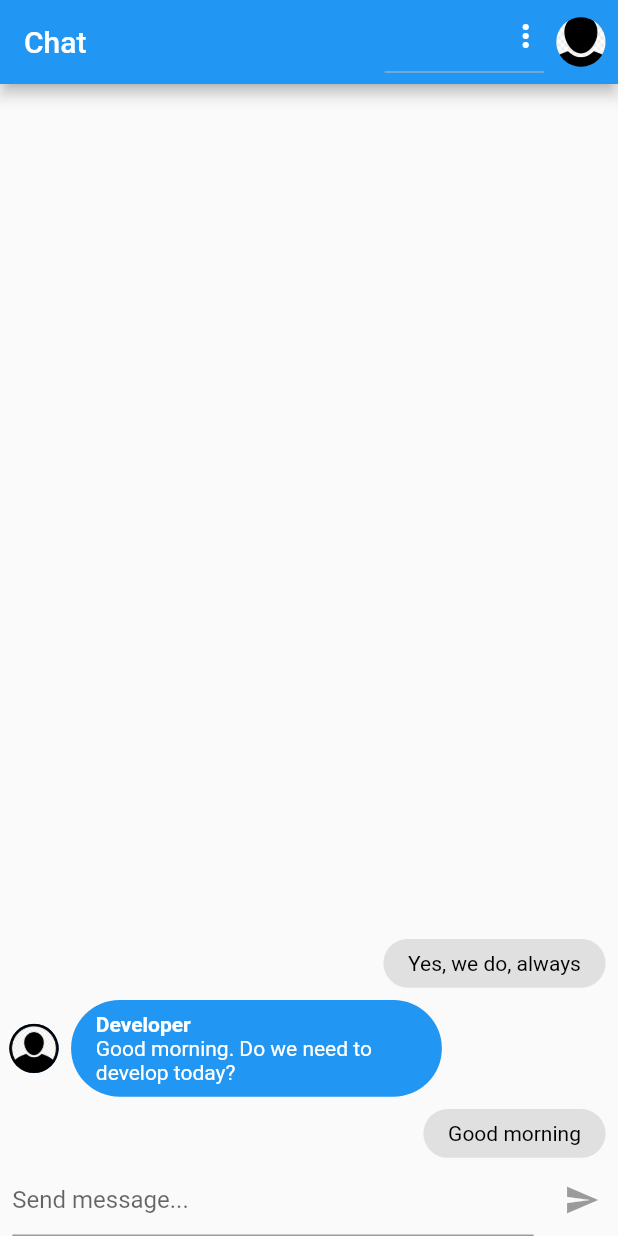
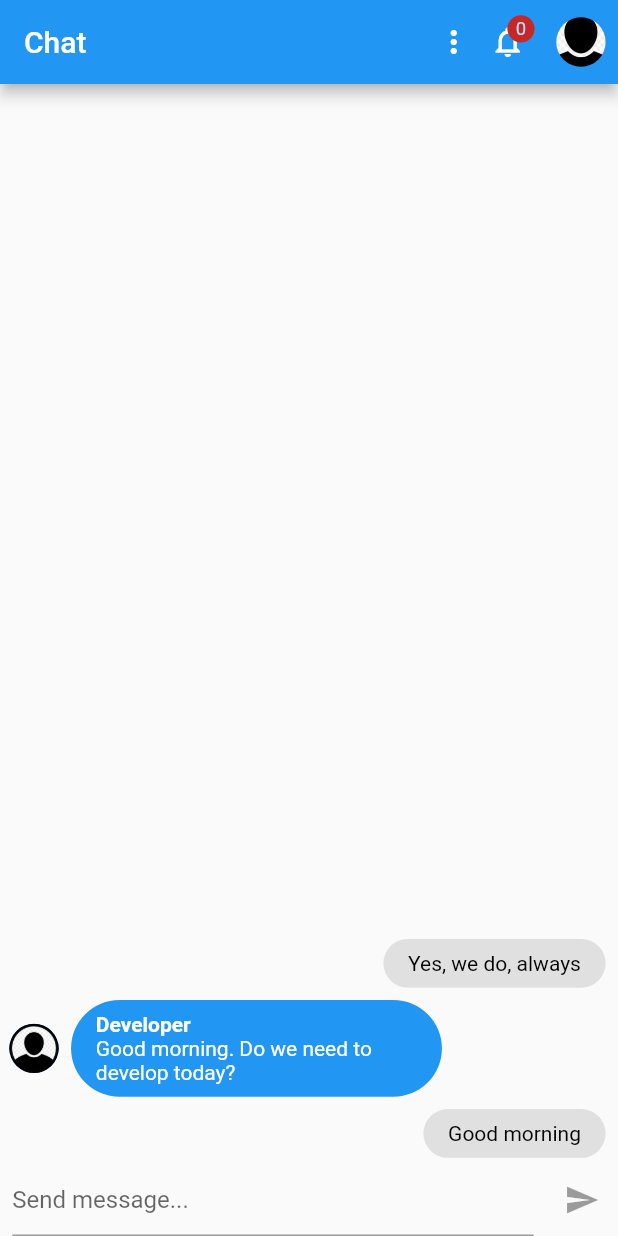
Before and after one commit to lucasribolli/flutter-chat, a Flutter app: the screen it shows after launch, on a phone screen of 412 x 824 dp. Run offline on Flutter 3.47's test engine with Material 2 defaults, Android fonts, the phone set to English and light mode, and no system bars; our stand-ins replace image_picker, sizer; accounts and stored records are empty.

Commit message:
start applying notification service

```diff
--- /dev/null
+++ b/lib/core/models/chat_notification.dart
@@ -0,0 +1,9 @@
+class ChatNotification {
+  final String title;
+  final String body;
+
+  ChatNotification({
+    required this.title,
+    required this.body,
+  });
+}
--- /dev/null
+++ b/lib/core/services/notification/chat_notification_service.dart
@@ -0,0 +1,30 @@
+import 'package:flutter/cupertino.dart';
+
+import 'package:chat/core/models/chat_notification.dart';
+
+class ChatNotificationService extends ChangeNotifier {
+  final List<ChatNotification> _items = [];
+
+  List<ChatNotification> get items {
+    return [
+      ..._items
+    ];
+  }
+
+  int get itemsCount {
+    return _items.length;
+  }
+
+  void add(ChatNotification notification) {
+    _items.add(notification);
+    notifyListeners();
+  }
+
+  void remove(int i) {
+    _items.removeAt(i);
+    notifyListeners();
+  }
+
+  @override
+  String toString() => 'ChatNotificationService(_items: $_items)';
+}
--- a/lib/main.dart
+++ b/lib/main.dart
@@ -1,5 +1,7 @@
+import 'package:chat/core/services/notification/chat_notification_service.dart';
 import 'package:chat/screens/pages/auth_or_app_page.dart';
 import 'package:flutter/material.dart';
+import 'package:provider/provider.dart';
 import 'package:sizer/sizer.dart';
 
 void main() {
@@ -13,13 +15,20 @@ class MyApp extends StatelessWidget {
   Widget build(BuildContext context) {
     return Sizer(
       builder: (context, orientation, deviceType) {
-        return MaterialApp(
-          title: 'Flutter Demo',
-          theme: ThemeData(
-            primarySwatch: Colors.blue,
+        return MultiProvider(
+          providers: [
+            ChangeNotifierProvider(
+              create: (_) => ChatNotificationService(),
+            )
+          ],
+          child: MaterialApp(
+            title: 'Flutter Demo',
+            theme: ThemeData(
+              primarySwatch: Colors.blue,
+            ),
+            home: const AuthOrAppPage(),
+            debugShowCheckedModeBanner: false,
           ),
-          home: const AuthOrAppPage(),
-          debugShowCheckedModeBanner: false,
         );
       },
     );
--- a/lib/screens/pages/chat_page.dart
+++ b/lib/screens/pages/chat_page.dart
@@ -1,8 +1,11 @@
 import 'package:chat/core/services/auth/auth_service.dart';
+import 'package:chat/core/services/notification/chat_notification_service.dart';
 import 'package:chat/screens/components/messages.dart';
 import 'package:chat/screens/components/new_message.dart';
+import 'package:chat/screens/pages/notification_page.dart';
 import 'package:chat/screens/utils/user_image_helper.dart';
 import 'package:flutter/material.dart';
+import 'package:provider/provider.dart';
 import 'package:sizer/sizer.dart';
 
 class ChatPage extends StatelessWidget {
@@ -14,7 +17,8 @@ class ChatPage extends StatelessWidget {
       appBar: AppBar(
         title: const Text('Chat'),
         actions: [
-            DropdownButton(
+          DropdownButtonHideUnderline(
+            child: DropdownButton(
               icon: Icon(
                 Icons.more_vert,
                 color: Theme.of(context).primaryIconTheme.color,
@@ -38,7 +42,12 @@ class ChatPage extends StatelessWidget {
                 }
               },
             ),
-            const UserImage(),
+          ),
+          const Align(
+            alignment: Alignment.center,
+            child: NotificationsButton(),
+          ),
+          const UserAction(),
         ],
       ),
       body: SafeArea(
@@ -47,12 +56,14 @@ class ChatPage extends StatelessWidget {
             Expanded(child: Messages()),
             NewMessage()
           ],
-        )));
+        ),
+      ),
+    );
   }
 }
 
-class UserImage extends StatelessWidget {
-  const UserImage({Key? key}) : super(key: key);
+class UserAction extends StatelessWidget {
+  const UserAction({Key? key}) : super(key: key);
 
   @override
   Widget build(BuildContext context) {
@@ -65,3 +76,52 @@ class UserImage extends StatelessWidget {
     );
   }
 }
+
+class NotificationsButton extends StatelessWidget {
+  const NotificationsButton({Key? key}) : super(key: key);
+
+  @override
+  Widget build(BuildContext context) {
+    bool isThereAnyNotification() {
+      return Provider.of<ChatNotificationService>(context).itemsCount > 0;
+    }
+
+    String notificationsCount() {
+      final count = Provider.of<ChatNotificationService>(context).itemsCount;
+      if (count <= 9) {
+        return count.toString();
+      } else {
+        return '+9';
+      }
+    }
+
+    return Stack(
+      children: [
+        IconButton(
+          onPressed: () {
+            Navigator.of(context).push(
+              MaterialPageRoute(builder: (context) {
+                return const NotificationPage();
+              }),
+            );
+          },
+          icon: Icon(isThereAnyNotification() ? Icons.notifications : Icons.notifications_none),
+        ),
+        Positioned(
+          top: 1.5.w,
+          right: 1.5.w,
+          child: CircleAvatar(
+            backgroundColor: Colors.red.shade800,
+            maxRadius: 2.2.w,
+            child: Text(
+              notificationsCount(),
+              style: TextStyle(
+                fontSize: 9.sp,
+              ),
+            ),
+          ),
+        )
+      ],
+    );
+  }
+}
--- a/pubspec.yaml
+++ b/pubspec.yaml
@@ -27,10 +27,13 @@ environment:
 # the latest version available on pub.dev. To see which dependencies have newer
 # versions available, run `flutter pub outdated`.
 dependencies:
+  cloud_firestore: ^2.5.3
   cupertino_icons: ^1.0.2
+  firebase_auth: ^3.1.1
   flutter:
     sdk: flutter
   image_picker: ^0.8.4+2
+  provider: ^6.0.0
   sizer: ^2.0.15
 
 dev_dependencies:
```
Also changed, not shown: lib/screens/pages/notification_page.dart (added, +31 -0 lines). Lines whose indentation alone changed are shown as unchanged.
